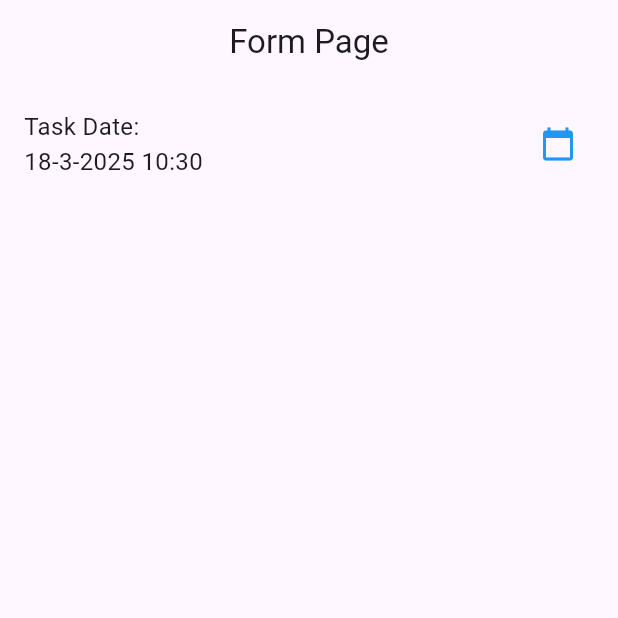
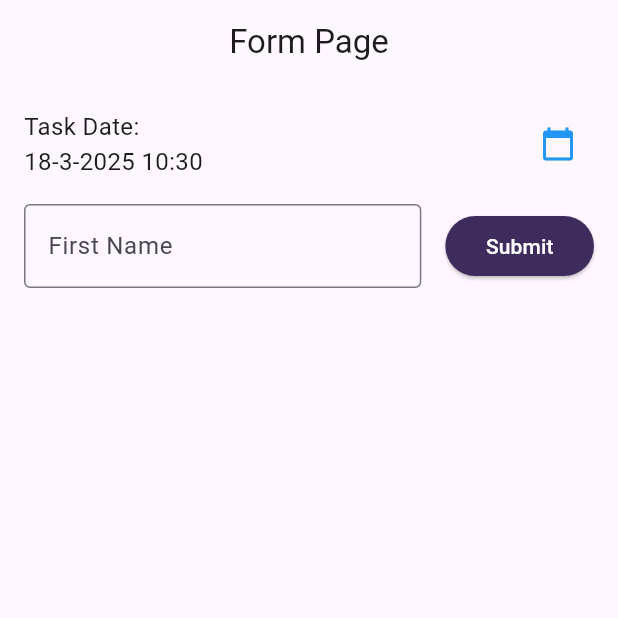
Before and after one commit to Defarrel/TodoApp_0033, a Flutter app: the screen it shows after launch, on a phone screen of 412 x 824 dp, the top half of it. Run offline on Flutter 3.47's test engine with Material 3 defaults, Android fonts, the phone set to English and light mode, and no system bars.

Commit message:
Menambahkan textformfield dan button sumbit

```diff
--- a/lib/todo_list.dart
+++ b/lib/todo_list.dart
@@ -90,6 +90,38 @@ class _TodoListState extends State<TodoList> {
                 ),
               ],
             ),
+            SizedBox(height: 16),
+            Row(
+              mainAxisAlignment: MainAxisAlignment.spaceBetween,
+              children: [
+                Expanded(
+                  child: TextFormField(
+                    validator: (value) {
+                      if (value == null || value.isEmpty) {
+                        return 'Please enter your first name';
+                      }
+                      return null;
+                    },
+                    autovalidateMode: AutovalidateMode.onUserInteraction,
+                    decoration: InputDecoration(
+                      labelText: 'First Name',
+                      hintText: 'Enter your first name',
+                      border: OutlineInputBorder(),
+                    ),
+                  ),
+                ),
+                SizedBox(width: 16),
+                ElevatedButton(
+                  onPressed: () {},
+                  style: ElevatedButton.styleFrom(
+                    backgroundColor: const Color.fromARGB(255, 62, 45, 92),
+                    padding: EdgeInsets.symmetric(horizontal: 27, vertical: 10),
+                  ),
+                  child: Text('Submit', style: TextStyle(color: Colors.white)),
+                ),
+              ],
+            ),
+
           ],
         ),
       ),
```
